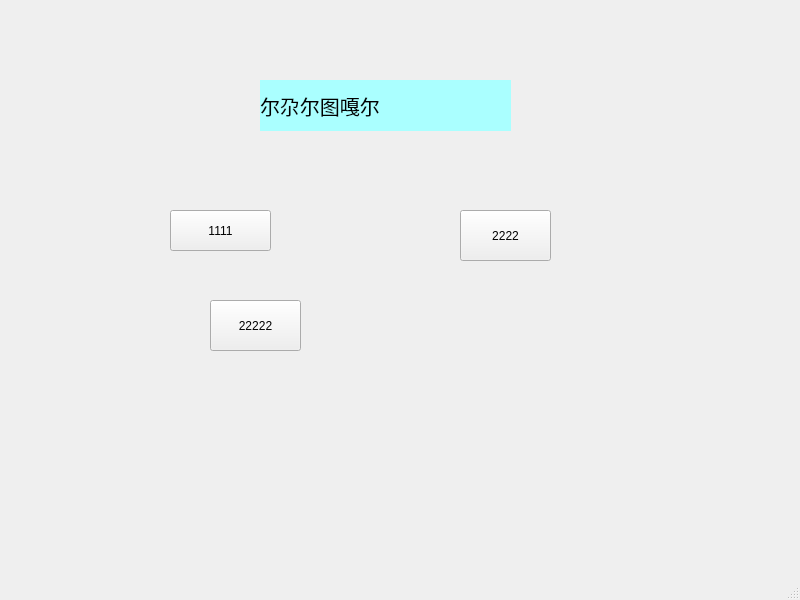
Qt form QueueConfigurator/qqueuemachinewindow.ui (ffjiangMr/Qt) before a commit.
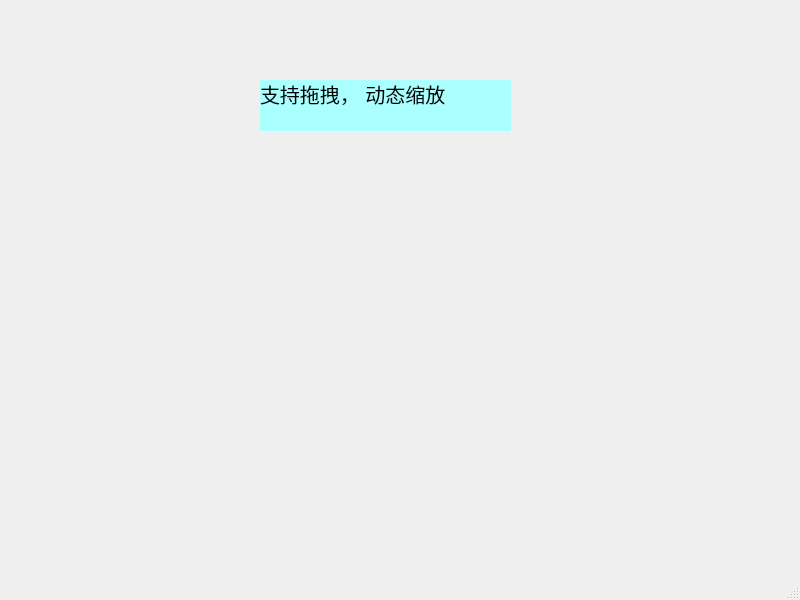
The same form after that commit. Custom widgets are drawn as their Qt base class.

Diff of the .ui file:
```diff
--- a/QueueConfigurator/qqueuemachinewindow.ui
+++ b/QueueConfigurator/qqueuemachinewindow.ui
@@ -14,45 +14,6 @@
    <string>MainWindow</string>
   </property>
   <widget class="QWidget" name="centralwidget">
-   <widget class="QPushButton" name="pushButton">
-    <property name="geometry">
-     <rect>
-      <x>170</x>
-      <y>210</y>
-      <width>101</width>
-      <height>41</height>
-     </rect>
-    </property>
-    <property name="text">
-     <string>1111</string>
-    </property>
-   </widget>
-   <widget class="QPushButton" name="pushButton_2">
-    <property name="geometry">
-     <rect>
-      <x>210</x>
-      <y>300</y>
-      <width>91</width>
-      <height>51</height>
-     </rect>
-    </property>
-    <property name="text">
-     <string>22222</string>
-    </property>
-   </widget>
-   <widget class="QPushButton" name="pushButton_3">
-    <property name="geometry">
-     <rect>
-      <x>460</x>
-      <y>210</y>
-      <width>91</width>
-      <height>51</height>
-     </rect>
-    </property>
-    <property name="text">
-     <string>2222</string>
-    </property>
-   </widget>
    <widget class="QQueueLabel" name="label">
     <property name="geometry">
      <rect>
@@ -71,7 +32,8 @@
      <string notr="true">background-color: rgb(170, 255, 255);</string>
     </property>
     <property name="text">
-     <string>尔尕尔图嘎尔</string>
+     <string>支持拖拽， 动态缩放
+</string>
     </property>
    </widget>
   </widget>
```
